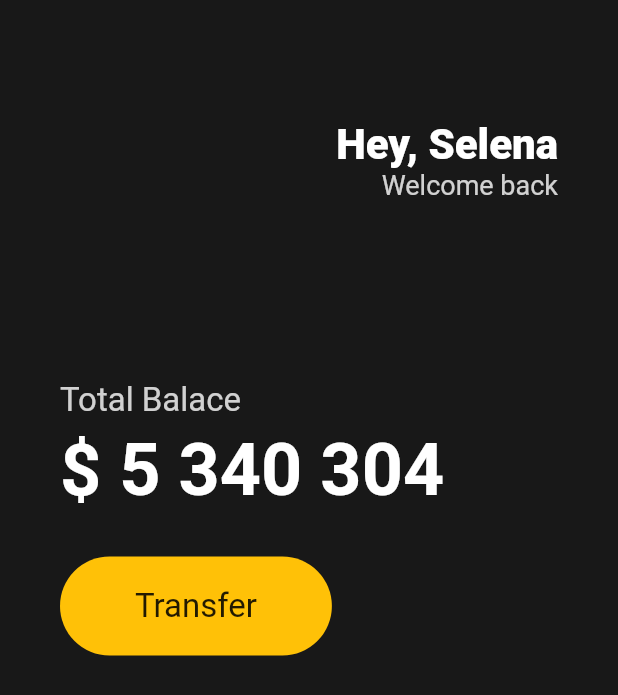
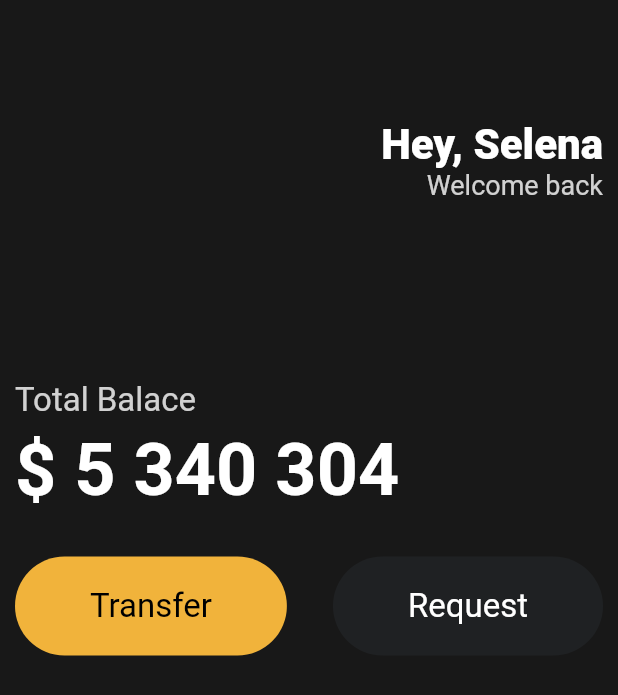
Before and after one commit to es5es5/toonflix, a Flutter app: the screen it shows after launch, on a phone screen of 412 x 824 dp. Shown: the top 695 px of the screen. Run offline on Flutter 3.47's test engine with Material 2 defaults, Android fonts, the phone set to English and light mode, and no system bars.

Commit message:
#3.5 Reusable Widgets

```diff
--- a/lib/main.dart
+++ b/lib/main.dart
@@ -1,21 +1,26 @@
 import 'package:flutter/material.dart';
+import 'package:toonflix/widgets/Button.dart';
 
 void main() {
-  runApp(App());
+  runApp(const App());
 }
 
 class App extends StatelessWidget {
+  const App({super.key});
+
   @override
   Widget build(BuildContext context) {
     return MaterialApp(
       home: Scaffold(
-        backgroundColor: Color(0xFF181818),
+        backgroundColor: const Color(0xFF181818),
         body: Padding(
-          padding: EdgeInsets.symmetric(horizontal: 40),
+          padding: const EdgeInsets.symmetric(
+            horizontal: 10,
+          ),
           child: Column(
             crossAxisAlignment: CrossAxisAlignment.start,
             children: [
-              SizedBox(
+              const SizedBox(
                 height: 80,
               ),
               Row(
@@ -24,7 +29,7 @@ class App extends StatelessWidget {
                   Column(
                     crossAxisAlignment: CrossAxisAlignment.end,
                     children: [
-                      Text(
+                      const Text(
                         'Hey, Selena',
                         style: TextStyle(
                           color: Colors.white,
@@ -43,7 +48,7 @@ class App extends StatelessWidget {
                   )
                 ],
               ),
-              SizedBox(
+              const SizedBox(
                 height: 120,
               ),
               Text(
@@ -53,10 +58,10 @@ class App extends StatelessWidget {
                   color: Colors.white.withOpacity(0.8),
                 ),
               ),
-              SizedBox(
+              const SizedBox(
                 height: 5,
               ),
-              Text(
+              const Text(
                 '\$ 5 340 304',
                 style: TextStyle(
                   fontSize: 48,
@@ -64,29 +69,22 @@ class App extends StatelessWidget {
                   color: Colors.white,
                 ),
               ),
-              SizedBox(
+              const SizedBox(
                 height: 30,
               ),
               Row(
-                children: [
-                  Container(
-                    decoration: BoxDecoration(
-                      borderRadius: BorderRadius.circular(45),
-                      color: Colors.amber,
-                    ),
-                    child: Padding(
-                      padding: const EdgeInsets.symmetric(
-                        vertical: 20,
-                        horizontal: 50,
-                      ),
-                      child: Text(
-                        'Transfer',
-                        style: TextStyle(
-                          fontSize: 22,
-                        ),
-                      ),
-                    ),
-                  )
+                mainAxisAlignment: MainAxisAlignment.spaceBetween,
+                children: const [
+                  Button(
+                    text: 'Transfer',
+                    bgColor: Color(0xFFF1B33B),
+                    textColor: Colors.black,
+                  ),
+                  Button(
+                    text: 'Request',
+                    bgColor: Color(0xFF1F2123),
+                    textColor: Colors.white,
+                  ),
                 ],
               )
             ],
--- /dev/null
+++ b/lib/widgets/button.dart
@@ -0,0 +1,37 @@
+import 'package:flutter/material.dart';
+
+class Button extends StatelessWidget {
+  final String text;
+  final Color bgColor;
+  final Color textColor;
+
+  const Button({
+    super.key,
+    required this.text,
+    required this.bgColor,
+    required this.textColor,
+  });
+
+  @override
+  Widget build(BuildContext context) {
+    return Container(
+      decoration: BoxDecoration(
+        borderRadius: BorderRadius.circular(45),
+        color: bgColor,
+      ),
+      child: Padding(
+        padding: const EdgeInsets.symmetric(
+          vertical: 20,
+          horizontal: 50,
+        ),
+        child: Text(
+          text,
+          style: TextStyle(
+            fontSize: 22,
+            color: textColor,
+          ),
+        ),
+      ),
+    );
+  }
+}
```
